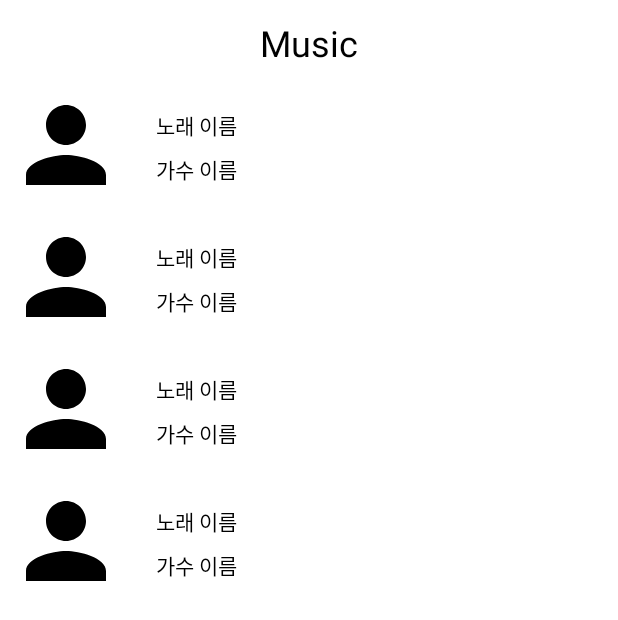
After one commit to IN-SOPT-ANDROID/wonyong-kang, an Android app: the layout fragment_music.xml on its own in the app's theme, with its tools: preview values and no code run, on a phone screen of 412 x 824 dp. The commit adds this screen. Shown: the top 620 px of the screen. Run offline under Robolectric (Android 15) with nearby library versions, the phone set to English and light mode, and no system bars; network calls fail.

Commit message:
[feat] music 탭 뷰 구현

```diff
--- a/app/src/main/java/org/sopt/sample/di/RepositoryModule.kt
+++ b/app/src/main/java/org/sopt/sample/di/RepositoryModule.kt
@@ -2,6 +2,7 @@ package org.sopt.sample.di
 
 import com.example.data.repository.AuthRepository
 import com.example.data.repository.MainRepository
+import com.example.data.repository.MusicRepository
 import com.example.data.repository.impl.AuthRepositoryImpl
 import com.example.data.repository.impl.MainRepositoryImpl
 import com.example.data.repository.impl.MusicRepositoryImpl
@@ -24,5 +25,5 @@ abstract class RepositoryModule {
 
     @Binds
     @Singleton
-    abstract fun bindsMusicRepository(musicRepositoryImpl: MusicRepositoryImpl)
+    abstract fun bindsMusicRepository(musicRepositoryImpl: MusicRepositoryImpl): MusicRepository
 }
--- a/app/src/main/java/org/sopt/sample/ui/MainActivity.kt
+++ b/app/src/main/java/org/sopt/sample/ui/MainActivity.kt
@@ -10,7 +10,7 @@ import dagger.hilt.android.AndroidEntryPoint
 import org.sopt.sample.R
 import org.sopt.sample.databinding.ActivityMainBinding
 import org.sopt.sample.ui.home.HomeFragment
-import org.sopt.sample.ui.place.PlaceFragment
+import org.sopt.sample.ui.music.MusicFragment
 import org.sopt.sample.ui.profile.ProfileFragment
 
 @AndroidEntryPoint
@@ -27,7 +27,7 @@ class MainActivity : AppCompatActivity() {
         binding.botNavMain.setOnItemSelectedListener { item ->
             when (item.itemId) {
                 R.id.menu_home -> navigateTo<HomeFragment>()
-                R.id.menu_place -> navigateTo<PlaceFragment>()
+                R.id.menu_place -> navigateTo<MusicFragment>()
                 R.id.menu_person -> navigateTo<ProfileFragment>()
             }
             return@setOnItemSelectedListener true
--- /dev/null
+++ b/app/src/main/res/layout/fragment_music.xml
@@ -0,0 +1,32 @@
+<?xml version="1.0" encoding="utf-8"?>
+<androidx.constraintlayout.widget.ConstraintLayout xmlns:android="http://schemas.android.com/apk/res/android"
+    xmlns:app="http://schemas.android.com/apk/res-auto"
+    xmlns:tools="http://schemas.android.com/tools"
+    android:layout_width="match_parent"
+    android:layout_height="match_parent"
+    tools:context=".ui.music.MusicFragment">
+
+    <TextView
+        android:id="@+id/tv_title"
+        android:layout_width="wrap_content"
+        android:layout_height="wrap_content"
+        android:layout_marginTop="12dp"
+        android:text="@string/music_title"
+        android:textColor="@color/black"
+        android:textSize="24sp"
+        app:layout_constraintEnd_toEndOf="parent"
+        app:layout_constraintStart_toStartOf="parent"
+        app:layout_constraintTop_toTopOf="parent" />
+
+    <androidx.recyclerview.widget.RecyclerView
+        android:id="@+id/rv_music"
+        android:layout_width="match_parent"
+        android:layout_height="0dp"
+        android:layout_marginTop="8dp"
+        app:layoutManager="androidx.recyclerview.widget.LinearLayoutManager"
+        app:layout_constraintBottom_toBottomOf="parent"
+        app:layout_constraintTop_toBottomOf="@+id/tv_title"
+        tools:itemCount="4"
+        tools:listitem="@layout/item_music" />
+
+</androidx.constraintlayout.widget.ConstraintLayout>
--- /dev/null
+++ b/app/src/main/res/layout/item_music.xml
@@ -0,0 +1,52 @@
+<?xml version="1.0" encoding="utf-8"?>
+<layout xmlns:android="http://schemas.android.com/apk/res/android"
+    xmlns:app="http://schemas.android.com/apk/res-auto"
+    xmlns:tools="http://schemas.android.com/tools">
+
+    <data>
+
+        <variable
+            name="music"
+            type="com.example.data.entity.Music" />
+    </data>
+
+    <androidx.constraintlayout.widget.ConstraintLayout
+        android:layout_width="match_parent"
+        android:layout_height="wrap_content"
+        android:layout_margin="4dp">
+
+        <ImageView
+            android:id="@+id/iv_music_img"
+            android:layout_width="80dp"
+            android:layout_height="80dp"
+            app:layout_constraintStart_toStartOf="parent"
+            app:layout_constraintTop_toTopOf="parent"
+            tools:src="@drawable/ic_person" />
+
+        <TextView
+            android:id="@+id/tv_music_title"
+            android:layout_width="wrap_content"
+            android:layout_height="wrap_content"
+            android:layout_marginStart="20dp"
+            android:layout_marginTop="16dp"
+            android:text="@{music.title}"
+            android:textColor="@color/black"
+            android:textSize="14sp"
+            app:layout_constraintStart_toEndOf="@+id/iv_music_img"
+            app:layout_constraintTop_toTopOf="@+id/iv_music_img"
+            tools:text="노래 이름" />
+
+        <TextView
+            android:id="@+id/tv_music_singer"
+            android:layout_width="wrap_content"
+            android:layout_height="wrap_content"
+            android:layout_marginTop="8dp"
+            android:text="@{music.singer}"
+            android:textColor="@color/black"
+            android:textSize="14sp"
+            app:layout_constraintStart_toStartOf="@+id/tv_music_title"
+            app:layout_constraintTop_toBottomOf="@+id/tv_music_title"
+            tools:text="가수 이름" />
+
+    </androidx.constraintlayout.widget.ConstraintLayout>
+</layout>
--- a/app/src/main/res/values/strings.xml
+++ b/app/src/main/res/values/strings.xml
@@ -23,4 +23,5 @@
     <string name="hello_blank_fragment">Hello blank fragment</string>
     <string name="title_followers">Followers</string>
     <string name="login_error_msg">error error error error error</string>
+    <string name="music_title">Music</string>
 </resources>
```
Also changed, not shown: app/src/main/java/org/sopt/sample/ui/music/MusicAdapter.kt (added, +51 -0 lines), app/src/main/java/org/sopt/sample/ui/music/MusicFragment.kt (added, +49 -0 lines), app/src/main/java/org/sopt/sample/ui/music/MusicViewModel.kt (added, +34 -0 lines), app/src/main/java/org/sopt/sample/ui/place/PlaceFragment.kt (deleted, +0 -19 lines), app/src/main/res/layout/fragment_place.xml (deleted, +0 -14 lines).
